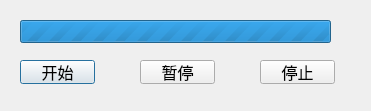
Above: ui/uifiles/pingce_jindutiao.ui from kslz/sound_dataset_tools2 before the change. Below: the same form after it.
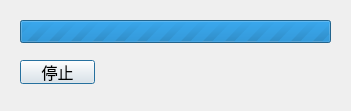
That is the form after the change.

```diff
--- a/ui/uifiles/pingce_jindutiao.ui
+++ b/ui/uifiles/pingce_jindutiao.ui
@@ -6,7 +6,7 @@
    <rect>
     <x>0</x>
     <y>0</y>
-    <width>371</width>
+    <width>351</width>
     <height>111</height>
    </rect>
   </property>
@@ -47,42 +47,6 @@
    <property name="geometry">
     <rect>
      <x>20</x>
-     <y>60</y>
-     <width>75</width>
-     <height>24</height>
-    </rect>
-   </property>
-   <property name="font">
-    <font>
-     <pointsize>12</pointsize>
-    </font>
-   </property>
-   <property name="text">
-    <string>开始</string>
-   </property>
-  </widget>
-  <widget class="QPushButton" name="pushButton_queding_2">
-   <property name="geometry">
-    <rect>
-     <x>140</x>
-     <y>60</y>
-     <width>75</width>
-     <height>24</height>
-    </rect>
-   </property>
-   <property name="font">
-    <font>
-     <pointsize>12</pointsize>
-    </font>
-   </property>
-   <property name="text">
-    <string>暂停</string>
-   </property>
-  </widget>
-  <widget class="QPushButton" name="pushButton_queding_3">
-   <property name="geometry">
-    <rect>
-     <x>260</x>
      <y>60</y>
      <width>75</width>
      <height>24</height>
```
Left out of the diff: 2 changed lines with no effect on the pictures.
